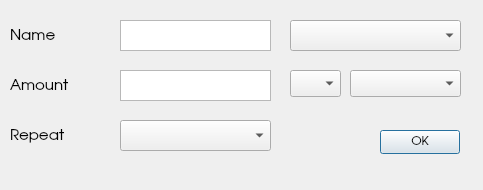
This is keibomoneytracker/transactiondialog.ui in Carlos-CDM/Keibo-MoneyTracker as Qt 5 draws it before an edit. The edited form follows.
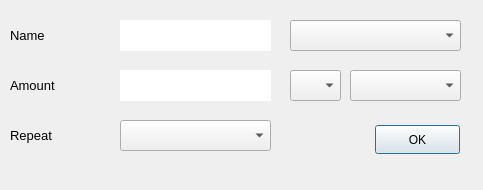
This is the edited form. Custom widgets are drawn as their Qt base class.

```diff
--- a/keibomoneytracker/transactiondialog.ui
+++ b/keibomoneytracker/transactiondialog.ui
@@ -12,7 +12,7 @@
   </property>
   <property name="font">
    <font>
-    <family>Manjari</family>
+    <family>MS Shell Dlg 2</family>
    </font>
   </property>
   <property name="windowTitle">
@@ -42,12 +42,12 @@
      <x>290</x>
      <y>70</y>
      <width>51</width>
-     <height>27</height>
+     <height>31</height>
     </rect>
    </property>
    <property name="font">
     <font>
-     <family>URW Gothic</family>
+     <family>MS Shell Dlg 2</family>
     </font>
    </property>
   </widget>
@@ -57,12 +57,12 @@
      <x>350</x>
      <y>70</y>
      <width>111</width>
-     <height>27</height>
+     <height>31</height>
     </rect>
    </property>
    <property name="font">
     <font>
-     <family>URW Gothic</family>
+     <family>MS Shell Dlg 2</family>
     </font>
    </property>
   </widget>
@@ -77,12 +77,15 @@
    </property>
    <property name="font">
     <font>
-     <family>URW Gothic</family>
+     <family>MS Shell Dlg 2</family>
     </font>
    </property>
    <property name="focusPolicy">
     <enum>Qt::StrongFocus</enum>
    </property>
+   <property name="frameShape">
+    <enum>QFrame::NoFrame</enum>
+   </property>
    <property name="tabChangesFocus">
     <bool>true</bool>
    </property>
@@ -101,9 +104,12 @@
    </property>
    <property name="font">
     <font>
-     <family>URW Gothic</family>
+     <family>MS Shell Dlg 2</family>
     </font>
    </property>
+   <property name="frameShape">
+    <enum>QFrame::NoFrame</enum>
+   </property>
    <property name="tabChangesFocus">
     <bool>true</bool>
    </property>
@@ -122,8 +128,8 @@
    </property>
    <property name="font">
     <font>
-     <family>URW Gothic</family>
-     <pointsize>11</pointsize>
+     <family>MS Shell Dlg 2</family>
+     <pointsize>10</pointsize>
     </font>
    </property>
    <property name="text">
@@ -141,8 +147,8 @@
    </property>
    <property name="font">
     <font>
-     <family>URW Gothic</family>
-     <pointsize>11</pointsize>
+     <family>MS Shell Dlg 2</family>
+     <pointsize>10</pointsize>
     </font>
    </property>
    <property name="text">
@@ -152,15 +158,15 @@
   <widget class="QPushButton" name="pushButtonOk">
    <property name="geometry">
     <rect>
-     <x>380</x>
-     <y>130</y>
-     <width>80</width>
-     <height>24</height>
+     <x>375</x>
+     <y>125</y>
+     <width>85</width>
+     <height>29</height>
     </rect>
    </property>
    <property name="font">
     <font>
-     <family>URW Gothic</family>
+     <family>MS Shell Dlg 2</family>
     </font>
    </property>
    <property name="text">
@@ -196,8 +202,8 @@
    </property>
    <property name="font">
     <font>
-     <family>URW Gothic</family>
-     <pointsize>11</pointsize>
+     <family>MS Shell Dlg 2</family>
+     <pointsize>10</pointsize>
     </font>
    </property>
    <property name="text">
@@ -205,6 +211,23 @@
    </property>
   </widget>
  </widget>
+ <customwidgets>
+  <customwidget>
+   <class>CustomPushButton</class>
+   <extends>QPushButton</extends>
+   <header>custompushbutton.h</header>
+  </customwidget>
+  <customwidget>
+   <class>CustomComboBox</class>
+   <extends>QComboBox</extends>
+   <header>customcombobox.h</header>
+  </customwidget>
+  <customwidget>
+   <class>CustomTextEdit</class>
+   <extends>QTextEdit</extends>
+   <header location="global">customtextedit.h</header>
+  </customwidget>
+ </customwidgets>
  <resources/>
  <connections/>
 </ui>
```
Left out of the diff: 18 changed lines with no effect on the pictures.
